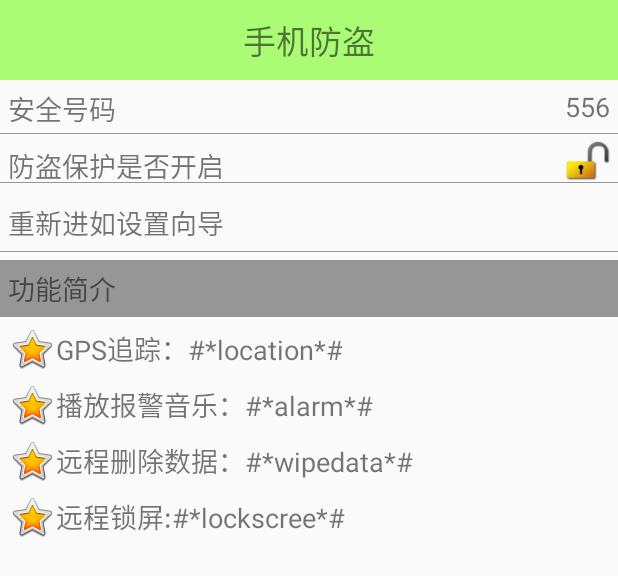
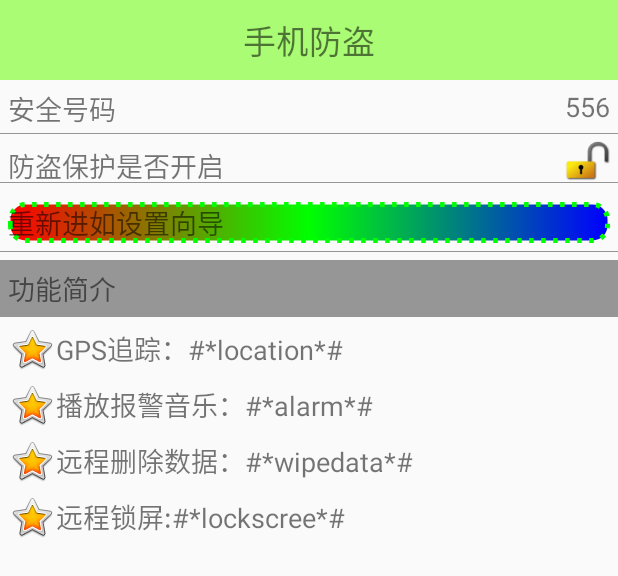
Before and after one commit to qiangzhouliang/Mobilesafe, an Android app: the layout activity_lostfind.xml on its own in the app's theme, with its tools: preview values and no code run, on a phone screen of 412 x 824 dp. Shown: the top 576 px of the screen. Run offline under Robolectric (Android 15) with nearby library versions, the phone set to English and light mode, and no system bars.

Commit message:
手动绘制图片

```diff
--- /dev/null
+++ b/app/src/main/res/drawable/shape_drawable.xml
@@ -0,0 +1,14 @@
+<?xml version="1.0" encoding="utf-8"?>
+<shape xmlns:android="http://schemas.android.com/apk/res/android"
+    android:shape="rectangle">
+    <!--shape : 设置图片的形状 line：线 oval ： 椭圆  rectangle ： 矩形 ring ： 环形 -->
+    <!-- corners : 弧度 radius : 所有角 -->
+    <corners android:radius="10dp"/>
+    <!-- solid : 颜色-->
+    <solid android:color="#ff0000"/>
+    <!-- stroke : 虚线  dashWidth ： 点的宽度  dashGap ： 点之间的距离-->
+    <stroke android:dashWidth="3dp" android:color="#00ff00" android:width="3dp" android:dashGap="5dp"/>
+    <!-- gradient : 渐变效果  angle ： 渐变的角度-->
+    <gradient android:startColor="#ff0000" android:centerColor="#00ff00" android:endColor="#0000ff"/>
+
+</shape>
--- a/app/src/main/res/layout/activity_lostfind.xml
+++ b/app/src/main/res/layout/activity_lostfind.xml
@@ -80,7 +80,8 @@
         android:layout_height="wrap_content"
         android:layout_margin="5dp"
         android:text="重新进如设置向导"
-        android:textSize="18sp" />
+        android:textSize="18sp"
+        android:background="@drawable/shape_drawable"/>
 
     <View
         android:layout_width="match_parent"
```
